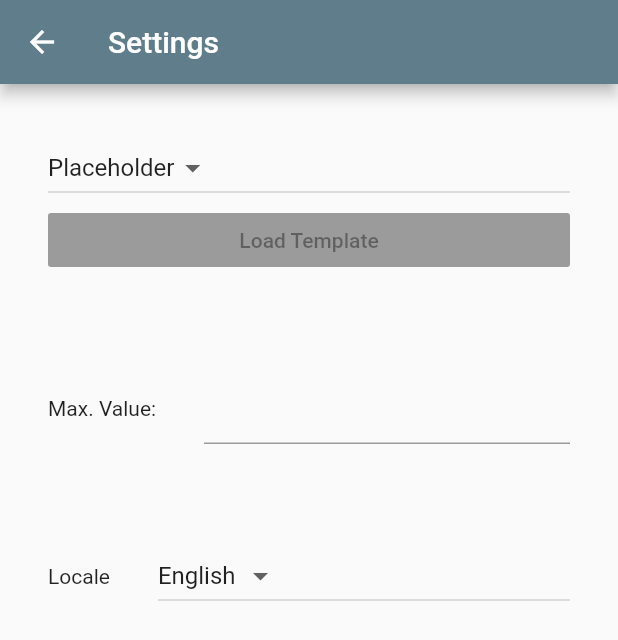
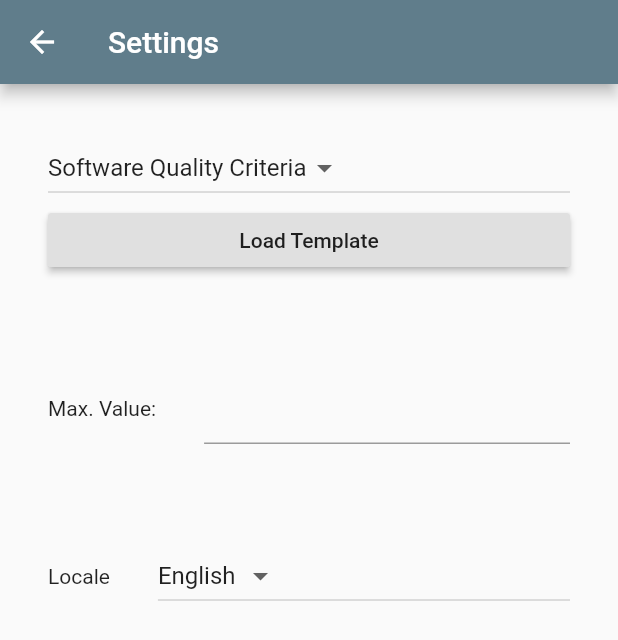
Before and after one commit to SoSayethSimon/ponder_sliders, a Flutter app: the screen it shows after launch, item 3 of the bottom bar chosen, on a phone screen of 412 x 824 dp. Shown: the top 640 px of the screen. Run offline on Flutter 3.47's test engine with Material 2 defaults, Android fonts, the phone set to English and light mode, and no system bars.

Commit message:
Unsatisfactory templating solution

```diff
--- a/lib/config/AppLocalizationDelegate.dart
+++ b/lib/config/app_localization_delegate.dart
@@ -1,6 +1,6 @@
 import 'package:flutter/cupertino.dart';
-import 'package:ponder_sliders/config/AppLocalization.dart';
-import 'package:ponder_sliders/config/LocalizationChangeProvider.dart';
+import 'package:ponder_sliders/config/app_localization.dart';
+import 'package:ponder_sliders/config/localization_change_provider.dart';
 
 class AppLocalizationDelegate extends LocalizationsDelegate<AppLocalization>{
   final Locale newLocale;
--- a/lib/main.dart
+++ b/lib/main.dart
@@ -1,7 +1,7 @@
 import 'package:flutter/material.dart';
 import 'package:flutter_localizations/flutter_localizations.dart';
-import 'package:ponder_sliders/config/AppLocalizationDelegate.dart';
-import 'package:ponder_sliders/config/LocalizationChangeProvider.dart';
+import 'package:ponder_sliders/config/app_localization_delegate.dart';
+import 'package:ponder_sliders/config/localization_change_provider.dart';
 import 'package:ponder_sliders/model/list_model.dart';
 import 'package:ponder_sliders/pages/landing_page.dart';
 import 'package:provider/provider.dart';
--- a/lib/model/list_model.dart
+++ b/lib/model/list_model.dart
@@ -1,18 +1,50 @@
 import 'dart:collection';
 
 import 'package:flutter/cupertino.dart';
+import 'package:ponder_sliders/config/app_localization.dart';
 import 'package:ponder_sliders/model/aspect_model.dart';
 
 class ListModel extends ChangeNotifier {
-  List<Aspect> _aspects = []
-    ..add(Aspect('Funktionalität'))
-    ..add(Aspect('Effizienz'))
-    ..add(Aspect('Sicherheit'))
-    ..add(Aspect('Kompatibilität'))
-    ..add(Aspect('Verlässlichkeit'))
-    ..add(Aspect('Usability'))
-    ..add(Aspect('Wartung'))
-    ..add(Aspect('Portierbarkeit'));
+
+  bool templatesInitialized = false;
+
+  List<List<Aspect>> _templates;
+
+  List<Aspect> _aspects;
+
+  List<String> templateNames(BuildContext context) {
+    return []
+      ..add(AppLocalization.of(context).text("TEMPLATE_1"))
+      ..add(AppLocalization.of(context).text("TEMPLATE_2"))
+      ;
+  }
+
+  List<List<Aspect>> _templateDefiner(BuildContext context) {
+    return []
+      ..add([]
+        ..add(Aspect(AppLocalization.of(context).text("TEMPLATE_FUNCTIONALITY")))
+        ..add(Aspect(AppLocalization.of(context).text("TEMPLATE_EFFICIENCY")))
+        ..add(Aspect(AppLocalization.of(context).text("TEMPLATE_SECURITY")))
+        ..add(Aspect(AppLocalization.of(context).text("TEMPLATE_COMPATABILITY")))
+        ..add(Aspect(AppLocalization.of(context).text("TEMPLATE_RELIABILITY")))
+        ..add(Aspect(AppLocalization.of(context).text("TEMPLATE_USABILITY")))
+        ..add(Aspect(AppLocalization.of(context).text("TEMPLATE_MAINTAINABILITY")))
+        ..add(Aspect(AppLocalization.of(context).text("TEMPLATE_PORTABILITY")))
+        )
+      ..add([]
+        ..add(Aspect("Test"))
+      );
+  }
+
+  ListModel() {
+    this._templates = [];
+    this._aspects = [];
+  }
+
+  void reinitializeTemplates(BuildContext context) {
+    _templates = _templateDefiner(context);
+    this.templatesInitialized = true;
+  }
 
   UnmodifiableListView get items => UnmodifiableListView(_aspects);
 
@@ -31,8 +63,8 @@ class ListModel extends ChangeNotifier {
     notifyListeners();
   }
 
-  void loadTemplate(List<Aspect> template) {
-    _aspects = []..addAll(template);
+  void loadTemplate(int templateIndex) {
+    _aspects = []..addAll(_templates[templateIndex]);
     notifyListeners();
   }
 
--- a/lib/pages/landing_page.dart
+++ b/lib/pages/landing_page.dart
@@ -1,5 +1,5 @@
 import 'package:flutter/material.dart';
-import 'package:ponder_sliders/config/AppLocalization.dart';
+import 'package:ponder_sliders/config/app_localization.dart';
 import 'package:ponder_sliders/model/aspect_model.dart';
 import 'package:ponder_sliders/model/list_model.dart';
 import 'package:ponder_sliders/pages/settings_page.dart';
--- a/lib/pages/settings_page.dart
+++ b/lib/pages/settings_page.dart
@@ -1,7 +1,9 @@
 import 'package:flutter/material.dart';
 import 'package:flutter/widgets.dart';
-import 'package:ponder_sliders/config/AppLocalization.dart';
-import 'package:ponder_sliders/config/LocalizationChangeProvider.dart';
+import 'package:ponder_sliders/config/app_localization.dart';
+import 'package:ponder_sliders/config/localization_change_provider.dart';
+import 'package:ponder_sliders/model/list_model.dart';
+import 'package:provider/provider.dart';
 
 class SettingsPage extends StatefulWidget {
   @override
@@ -9,7 +11,7 @@ class SettingsPage extends StatefulWidget {
 }
 
 class _SettingsState extends State<SettingsPage> {
-  String _templateDropdown = "Placeholder";
+  int _templateDropdown = 0;
   Locale _localeDropdown;
 
   @override
@@ -20,6 +22,17 @@ class _SettingsState extends State<SettingsPage> {
   @override
   Widget build(BuildContext context) {
     if(_localeDropdown == null) _localeDropdown = Localizations.localeOf(context);
+    var aspects = Provider.of<ListModel>(context);
+    var templateButtons = <DropdownMenuItem<int>>[];
+    if(!aspects.templatesInitialized) aspects.reinitializeTemplates(context);
+    aspects.templateNames(context).asMap().forEach((index, templateName) =>
+      templateButtons.add(
+        DropdownMenuItem<int>(
+          child: Text(templateName),
+          value: index
+        )
+      )
+    );
     return Scaffold(
       appBar: AppBar(
         title: Text(AppLocalization.of(context).text("SETTINGS")),
@@ -35,13 +48,8 @@ class _SettingsState extends State<SettingsPage> {
                   Expanded(
                       child: DropdownButton(
                     value: _templateDropdown,
-                    items: [
-                      DropdownMenuItem(
-                          child: Text("Placeholder"), value: "Placeholder"),
-                      DropdownMenuItem(child: Text("Just a test"), value: "1"),
-                      DropdownMenuItem(child: Text("Second test"), value: "2"),
-                    ],
-                    onChanged: (String newValue) {
+                    items: templateButtons,
+                    onChanged: (int newValue) {
                       setState(() {
                         _templateDropdown = newValue;
                       });
@@ -49,7 +57,8 @@ class _SettingsState extends State<SettingsPage> {
                   ))
                 ]),
                 Row(children: [
-                  Expanded(child: RaisedButton(child: Text(AppLocalization.of(context).text("LOAD-TEMPLATE"))))
+                  Expanded(child: RaisedButton(child: Text(AppLocalization.of(context).text("LOAD-TEMPLATE")),
+                    onPressed: () => aspects.loadTemplate(_templateDropdown),))
                 ]),
               ],
             ),
@@ -82,6 +91,7 @@ class _SettingsState extends State<SettingsPage> {
                         setState(() {
                           localizationChangeProvider.onLocaleChanged(locale);
                           _localeDropdown = locale;
+                          aspects.reinitializeTemplates(context);
                         });
                       },
                       items: localizationChangeProvider.supportedLocales().map<DropdownMenuItem<Locale>>((locale) {
--- a/lib/partials/aspect_dialog.dart
+++ b/lib/partials/aspect_dialog.dart
@@ -1,5 +1,5 @@
 import 'package:flutter/material.dart';
-import 'package:ponder_sliders/config/AppLocalization.dart';
+import 'package:ponder_sliders/config/app_localization.dart';
 
 class AspectDialog extends StatelessWidget {
   @override
--- a/lib/partials/list_dialog.dart
+++ b/lib/partials/list_dialog.dart
@@ -1,6 +1,6 @@
 import 'package:flutter/material.dart';
 import 'package:flutter/widgets.dart';
-import 'package:ponder_sliders/config/AppLocalization.dart';
+import 'package:ponder_sliders/config/app_localization.dart';
 import 'package:ponder_sliders/model/list_model.dart';
 import 'package:provider/provider.dart';
 
```
Also changed, not shown: assets/locale/localization_de.json (+11 -1 lines), assets/locale/localization_en.json (+11 -1 lines), lib/config/app_localization.dart (renamed from lib/config/AppLocalization.dart), lib/config/localization_change_provider.dart (renamed from lib/config/LocalizationChangeProvider.dart).
